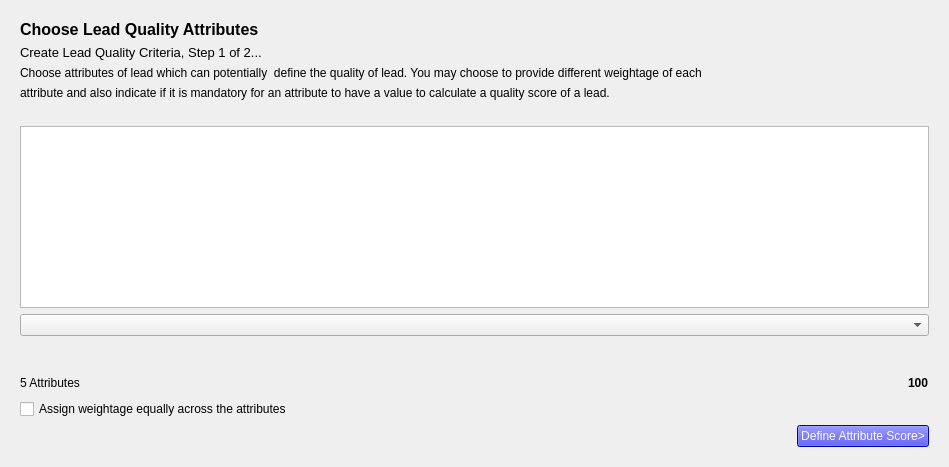
Qt form SalesOptimizer/views/ui/icp_setup.ui (ImGaby123/SalesOptimizer-CRM) before a commit.
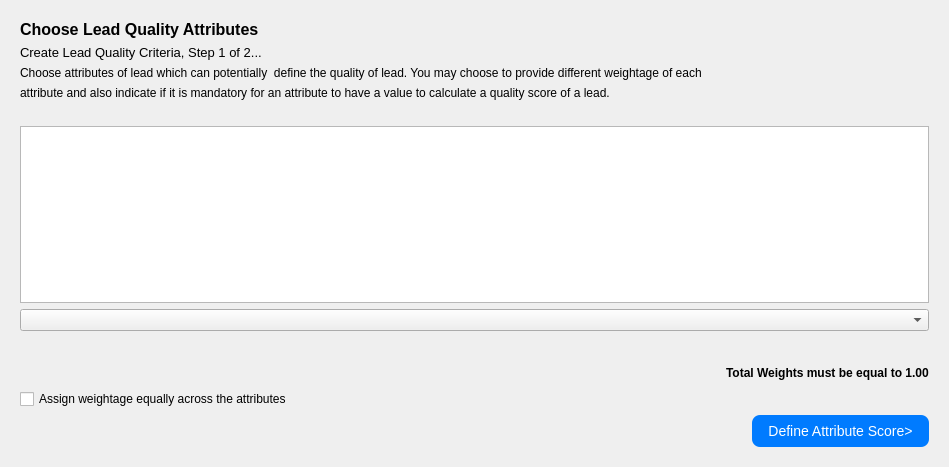
The same form after that commit. The open tabs and pages were chosen to show the change.

Commit message: New Configuration For Sales Forecasting and ICP setup

Patch:
```diff
--- a/SalesOptimizer/views/ui/icp_setup.ui
+++ b/SalesOptimizer/views/ui/icp_setup.ui
@@ -185,7 +185,7 @@
             </sizepolicy>
            </property>
            <property name="text">
-            <string>5 Attributes</string>
+            <string/>
            </property>
           </widget>
          </item>
@@ -216,7 +216,7 @@
             </font>
            </property>
            <property name="text">
-            <string>100</string>
+            <string>Total Weights must be equal to 1.00</string>
            </property>
           </widget>
          </item>
@@ -262,8 +262,31 @@
             <cursorShape>PointingHandCursor</cursorShape>
            </property>
            <property name="styleSheet">
-            <string notr="true">background-color: blue;
-color: rgb(255, 255, 255);</string>
+            <string notr="true">QPushButton {
+        background-color: #007BFF;
+        color: white;
+        border-radius: 8px;
+        padding: 8px 16px;
+        font-size: 14px;
+    }
+
+    QPushButton:enabled {
+        background-color: #007BFF;
+        color: white;
+    }
+
+    QPushButton:hover:enabled {
+        background-color: #005FCC;
+    }
+
+    QPushButton:pressed:enabled {
+        background-color: #004B99;
+    }
+
+    QPushButton:disabled {
+        background-color: #cccccc;
+        color: #666666;
+    }</string>
            </property>
            <property name="text">
             <string>Define Attribute Score&gt;</string>
```
Left out of the diff: 20 changed lines with no effect on the pictures. The commit also changes 17 other files.
